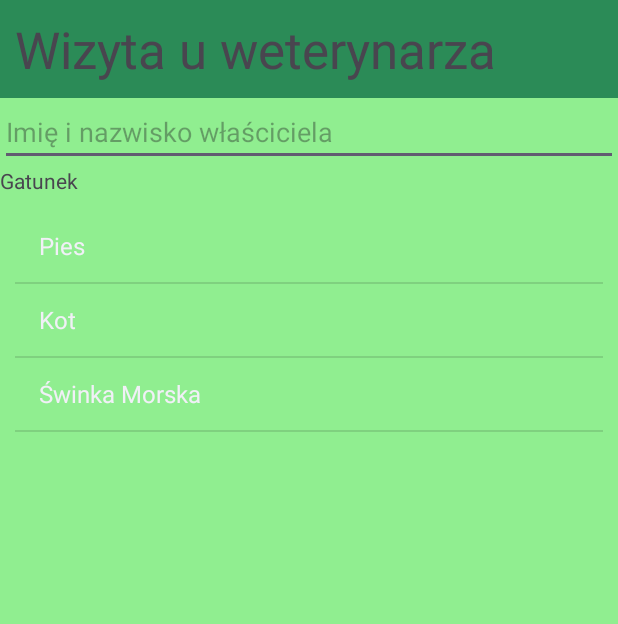
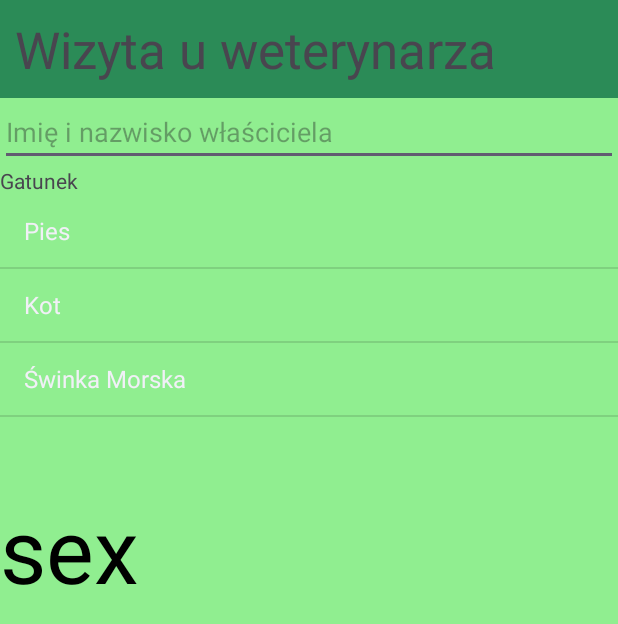
Before and after one commit to kondziux1/AS-nicwartegouwagi, an Android app: the screen it shows after launch (MainActivity), on a phone screen of 412 x 824 dp. Shown: the top 624 px of the screen. Run offline under Robolectric (Android 15) with nearby library versions, the phone set to English and light mode, and no system bars; 1 statement that could not run was skipped.

Commit message:
poddaje sie krwa 😭😭😭😭😭😭😭😭😭😭

```diff
--- a/app/src/main/java/pl/kondziux1/vet/MainActivity.java
+++ b/app/src/main/java/pl/kondziux1/vet/MainActivity.java
@@ -4,6 +4,7 @@ import android.os.Bundle;
 import android.view.View;
 import android.widget.ArrayAdapter;
 import android.widget.ListView;
+import android.widget.TextView;
 
 import androidx.activity.EdgeToEdge;
 import androidx.appcompat.app.AppCompatActivity;
@@ -13,6 +14,7 @@ import androidx.core.view.WindowInsetsCompat;
 
 import java.util.ArrayList;
 import java.util.List;
+import java.util.Objects;
 
 public class MainActivity extends AppCompatActivity {
 
@@ -22,9 +24,9 @@ public class MainActivity extends AppCompatActivity {
 
         EdgeToEdge.enable(this);
 
-        setContentView(R.layout.kebab_testing);
+        setContentView(R.layout.activity_main);
         View V = getCurrentFocus();
-        ListView listView = (ListView) findViewById(R.id.listviu);
+        ListView listView = findViewById(R.id.listviu);
 
         ArrayList<String> gatunki = new ArrayList<String>();
         gatunki.add("Pies");
@@ -35,6 +37,16 @@ public class MainActivity extends AppCompatActivity {
 
         listView.setAdapter(arradapt);
 
+        listView.setSelector(R.color.mil);
+        TextView kibel = findViewById(R.id.karwa);
+
+
+        View vi  = getCurrentFocus();
+        vi.setOnClickListener(v ->{
+            int kebab = listView.getSelectedItemPosition();
+            kibel.setText(""+kebab);
+        });
+
 
 
     }
--- a/app/src/main/res/layout/activity_main.xml
+++ b/app/src/main/res/layout/activity_main.xml
@@ -63,7 +63,7 @@
             android:id="@+id/listviu"
             style="@style/Widget.AppCompat.ListView.Menu"
             android:layout_width="match_parent"
-            android:layout_height="match_parent"
+            android:layout_height="195dp"
             android:layout_margin="0dp"
             android:choiceMode="singleChoice"
             android:clickable="true"
@@ -72,6 +72,14 @@
             android:padding="0dp"
             android:textColor="@color/black" />
 
+        <TextView
+            android:id="@+id/karwa"
+            android:layout_width="match_parent"
+            android:layout_height="wrap_content"
+            android:text="sex"
+            android:textColor="#000000"
+            android:textSize="60sp" />
+
     </LinearLayout>
 
 
--- a/app/src/main/res/values/colors.xml
+++ b/app/src/main/res/values/colors.xml
@@ -3,4 +3,5 @@
     <color name="black">#FF000000</color>
     <color name="white">#FFFFFFFF</color>
     <color name="bcg">#FF90EE90</color>
+    <color name="mil">@android:color/holo_orange_dark</color>
 </resources>
```
